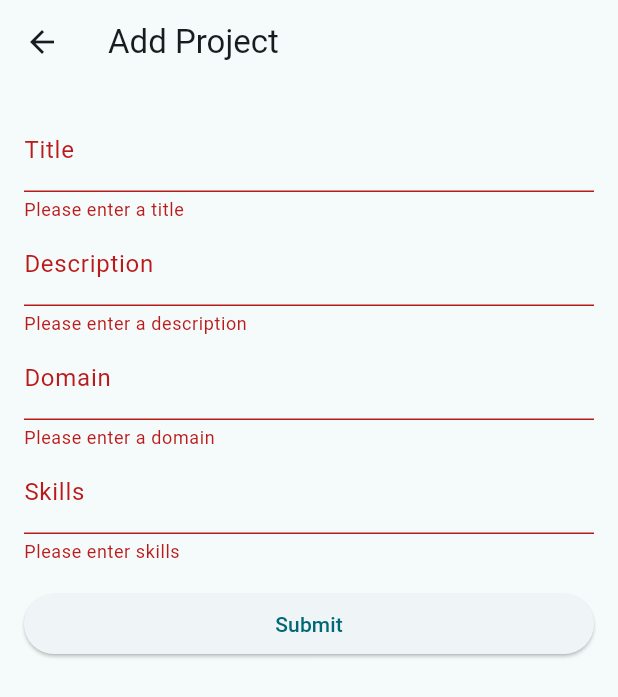
After one commit to devanganaB/collab_app, a Flutter app: the AddProjectPage screen opened directly, after a tap on "Submit", on a phone screen of 412 x 824 dp. The commit adds this screen. Shown: the top 697 px of the screen. Run offline on Flutter 3.47's test engine with Material 2 defaults, Android fonts, the phone set to English and light mode, and no system bars; our stand-ins replace cloud_firestore, firebase_auth, firebase_core; accounts and stored records are empty.

Commit message:
added create post

```diff
--- /dev/null
+++ b/lib/pages/CreatePostPage.dart
@@ -0,0 +1,117 @@
+import 'package:flutter/material.dart';
+import 'package:cloud_firestore/cloud_firestore.dart';
+import 'package:firebase_auth/firebase_auth.dart';
+
+class AddProjectPage extends StatefulWidget {
+  @override
+  _AddProjectPageState createState() => _AddProjectPageState();
+}
+
+class _AddProjectPageState extends State<AddProjectPage> {
+  final _formKey = GlobalKey<FormState>();
+  final _auth = FirebaseAuth.instance;
+  final _titleController = TextEditingController();
+  final _descriptionController = TextEditingController();
+  final _domainController = TextEditingController();
+  final _skillsController = TextEditingController();
+
+  CollectionReference _projectsCollection =
+      FirebaseFirestore.instance.collection('projects');
+
+  @override
+  void dispose() {
+    _titleController.dispose();
+    _descriptionController.dispose();
+    _domainController.dispose();
+    _skillsController.dispose();
+    super.dispose();
+  }
+
+  void _submitForm() {
+    if (_formKey.currentState!.validate()) {
+      // Create a new project document in Firebase
+      var user = _auth.currentUser;
+      _projectsCollection.add({
+        'title': _titleController.text,
+        'description': _descriptionController.text,
+        'domain': _domainController.text,
+        'skills': _skillsController.text,
+      });
+
+      // Clear the form
+      _titleController.clear();
+      _descriptionController.clear();
+      _domainController.clear();
+      _skillsController.clear();
+
+      ScaffoldMessenger.of(context).showSnackBar(
+        SnackBar(content: Text('Project added successfully!')),
+      );
+    }
+  }
+
+  @override
+  Widget build(BuildContext context) {
+    return Scaffold(
+      appBar: AppBar(
+        title: Text('Add Project'),
+      ),
+      body: Padding(
+        padding: EdgeInsets.all(16.0),
+        child: Form(
+          key: _formKey,
+          child: Column(
+            crossAxisAlignment: CrossAxisAlignment.stretch,
+            children: [
+              TextFormField(
+                controller: _titleController,
+                decoration: InputDecoration(labelText: 'Title'),
+                validator: (value) {
+                  if (value == null || value.isEmpty) {
+                    return 'Please enter a title';
+                  }
+                  return null;
+                },
+              ),
+              TextFormField(
+                controller: _descriptionController,
+                decoration: InputDecoration(labelText: 'Description'),
+                validator: (value) {
+                  if (value == null || value.isEmpty) {
+                    return 'Please enter a description';
+                  }
+                  return null;
+                },
+              ),
+              TextFormField(
+                controller: _domainController,
+                decoration: InputDecoration(labelText: 'Domain'),
+                validator: (value) {
+                  if (value == null || value.isEmpty) {
+                    return 'Please enter a domain';
+                  }
+                  return null;
+                },
+              ),
+              TextFormField(
+                controller: _skillsController,
+                decoration: InputDecoration(labelText: 'Skills'),
+                validator: (value) {
+                  if (value == null || value.isEmpty) {
+                    return 'Please enter skills';
+                  }
+                  return null;
+                },
+              ),
+              SizedBox(height: 16.0),
+              ElevatedButton(
+                onPressed: _submitForm,
+                child: Text('Submit'),
+              ),
+            ],
+          ),
+        ),
+      ),
+    );
+  }
+}
--- a/lib/pages/teacher.dart
+++ b/lib/pages/teacher.dart
@@ -1,7 +1,8 @@
 import 'package:firebase_auth/firebase_auth.dart';
 import 'package:flutter/material.dart';
-
+import 'CreatePostPage.dart';
 import 'LoginPage.dart';
+import 'package:softhack/widgets/cards.dart';
 
 class Teacher extends StatefulWidget {
   @override
@@ -57,12 +58,13 @@ class _TeacherState extends State<Teacher> {
         child: Column(
           children: [
             // Posts in card views
-            Card(
-              child: ListTile(
-                title: Text('Post Title 1'),
-                subtitle: Text('Post Description 1'),
-              ),
-            ),
+            // Card(
+            //   child: ListTile(
+            //     title: Text('Post Title 1'),
+            //     subtitle: Text('Post Description 1'),
+            //   ),
+            // ),
+            Project(),
 
             // Add more card views for additional posts
           ],
@@ -91,6 +93,10 @@ class _TeacherState extends State<Teacher> {
       ),
       floatingActionButton: FloatingActionButton(
         onPressed: () {
+          Navigator.push(
+            context,
+            MaterialPageRoute(builder: (context) => AddProjectPage()),
+          );
           print("POST ADD");
         },
         child: Icon(Icons.add),
--- /dev/null
+++ b/lib/widgets/cards.dart
@@ -0,0 +1,15 @@
+import 'package:flutter/material.dart';
+
+class Project extends StatelessWidget {
+  const Project({super.key});
+
+  @override
+  Widget build(BuildContext context) {
+    return Card(
+      child: ListTile(
+        title: Text('Post Title 1'),
+        subtitle: Text('Post Description 1'),
+      ),
+    );
+  }
+}
```
